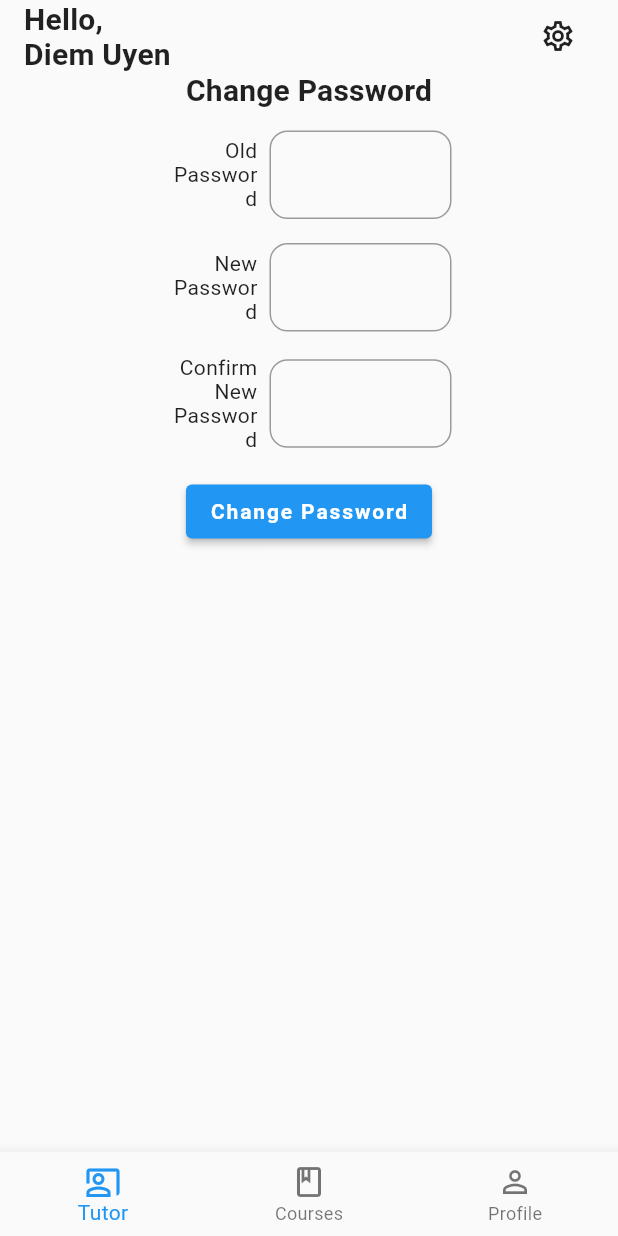
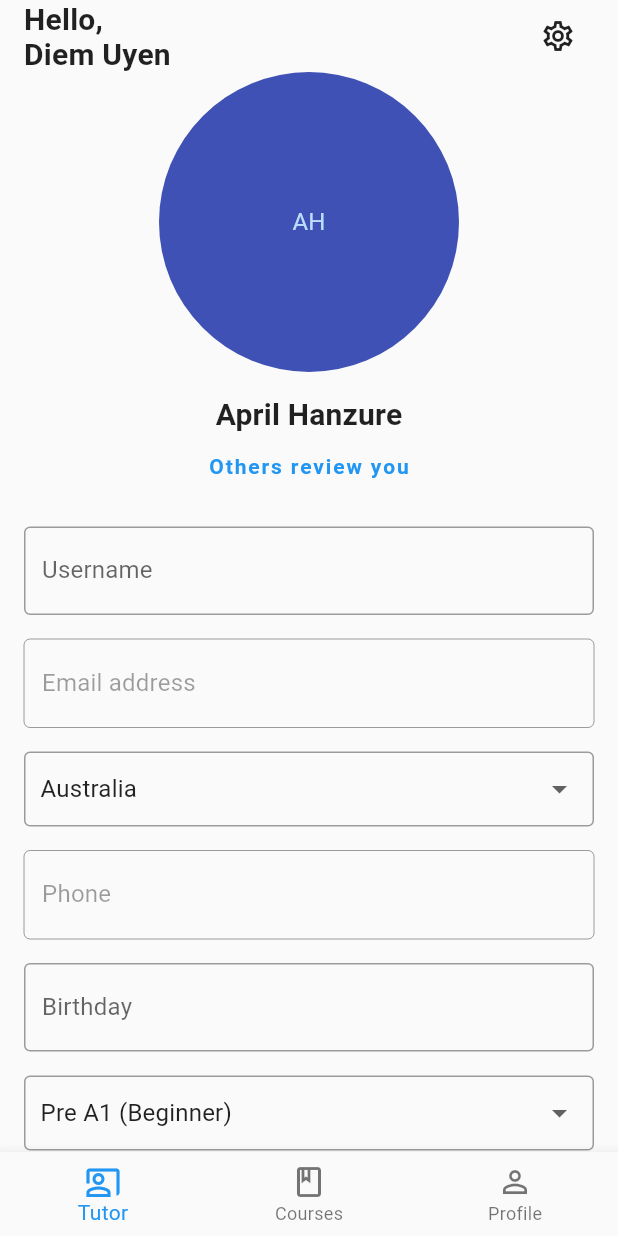
Before and after one commit to DiemUyen/CSC13118_LetTutor, a Flutter app: the screen it shows after launch, on a phone screen of 412 x 824 dp. Run offline on Flutter 3.47's test engine with Material 2 defaults, Android fonts, the phone set to English and light mode, and no system bars; our stand-ins replace flutter_rating_bar; missing offline and left inert: flutter_rounded_date_picker.

Commit message:
Draft My profile page

```diff
--- a/let_tutor/lib/main.dart
+++ b/let_tutor/lib/main.dart
@@ -3,8 +3,10 @@ import 'package:let_tutor/routes/course/my_courses_page.dart';
 import 'package:let_tutor/routes/profile/change_password_page.dart';
 import 'package:let_tutor/routes/profile/history_detail.dart';
 import 'package:let_tutor/routes/profile/history_page.dart';
+import 'package:let_tutor/routes/profile/my_profile_page.dart';
 import 'package:let_tutor/routes/profile/profile_home_page.dart';
 import 'package:let_tutor/routes/profile/schedule_page.dart';
+import 'package:let_tutor/routes/tutor/tutor_home_page.dart';
 import 'package:let_tutor/theme/custom_theme.dart';
 import 'package:let_tutor/widgets/bottom_nav_bar.dart';
 import 'package:let_tutor/widgets/transparent_app_bar.dart';
@@ -32,7 +34,7 @@ class MyApp extends StatelessWidget {
                   TransparentAppBar(),
                   Padding(
                     padding: EdgeInsets.symmetric(horizontal: 16.0),
-                    child: ChangePasswordPage(),
+                    child: MyProfilePage(),
                   )
                 ],
               ),
--- /dev/null
+++ b/let_tutor/lib/routes/profile/my_profile_page.dart
@@ -0,0 +1,180 @@
+import 'package:flutter/material.dart';
+import 'package:flutter_rounded_date_picker/flutter_rounded_date_picker.dart';
+import 'package:intl/intl.dart';
+
+class MyProfilePage extends StatefulWidget {
+  const MyProfilePage({Key? key}) : super(key: key);
+
+  @override
+  State<MyProfilePage> createState() => _MyProfilePageState();
+}
+
+class _MyProfilePageState extends State<MyProfilePage> {
+
+  var selectedCountry = '';
+  List<String> countries = ['Australia', 'Canada', 'China', 'Colombia', 'France', 'Indonesia', 'Japan', 'Malaysia', 'Philippines', 'UK', 'USA', 'Vietnam', 'Others'];
+  var datePicker = '';
+  List<String> levels = ['Pre A1 (Beginner)', 'A1 (Higher Beginner)', 'A2 (Pre-Intermediate)', 'B1 (Intermediate)', 'B2 (Upper-Intermediate)', 'C1 (Advanced)', 'C2 (Proficiency)'];
+  List<String> categories = ['For Studying Abroad', 'English For Traveling', 'Conversational English', 'English For Beginners', 'Business English', 'English For Kids',
+    'STARTERS', 'PET', 'KET', 'MOVERS', 'FLYERS', 'TOEFL', 'TOEIC', 'IELTS'];
+  var selectedLevel = '';
+
+  @override
+  Widget build(BuildContext context) {
+    return Column(
+      children: [
+        // Avatar
+        CircleAvatar(
+          backgroundColor: Colors.indigo,
+          child: Text('AH'),
+          radius: 100,
+        ),
+        SizedBox(height: 16,),
+
+        // Username title
+        Text('April Hanzure', style: Theme.of(context).textTheme.headline6,),
+        TextButton(
+          child: Text('Others review you'),
+          onPressed: () {  },
+        ),
+        SizedBox(height: 16,),
+
+        // Username
+        TextFormField(
+          decoration: InputDecoration(
+            border: OutlineInputBorder(),
+            label: Text('Username')
+          ),
+        ),
+        SizedBox(height: 16,),
+
+        // Email address
+        TextFormField(
+          decoration: InputDecoration(
+            border: OutlineInputBorder(),
+            label: Text('Email address'),
+          ),
+          enabled: false,
+        ),
+        SizedBox(height: 16,),
+
+        // Country
+        Container(
+          decoration: BoxDecoration(
+            border: Border.all(width: 1, color: Colors.black38),
+            borderRadius: BorderRadius.circular(4)
+          ),
+          padding: EdgeInsets.symmetric(horizontal: 10),
+          child: DropdownButton<String>(
+            isExpanded: true,
+            underline: Container(
+              height: 0,
+            ),
+            value: countries.first,
+            items: countries.map<DropdownMenuItem<String>>((String value) {
+              return DropdownMenuItem<String>(value: value, child: Text(value));
+            }).toList(),
+            onChanged: (String? value) { },
+          ),
+        ),
+        SizedBox(height: 16,),
+
+        // Phone number
+        TextFormField(
+          decoration: InputDecoration(
+            border: OutlineInputBorder(),
+            label: Text('Phone')
+          ),
+          enabled: false,
+        ),
+        SizedBox(height: 16,),
+
+        // Birthday
+        Container(
+          child: TextFormField(
+            decoration: InputDecoration(
+                border: const OutlineInputBorder(),
+                label: Text('Birthday')
+            ),
+            readOnly: true,
+            onTap: () async {
+              DateTime? picked = await showRoundedDatePicker(
+                  context: context,
+                  initialDate: DateTime(1990, 1, 1),
+                  firstDate: DateTime(1900),
+                  lastDate: DateTime.now(),
+                  borderRadius: 24
+              );
+              if (picked != null) {
+                setState(() {
+                  datePicker = DateFormat('dd/MM/yyyy').format(picked);
+                });
+              }
+            },
+          ),
+        ),
+        SizedBox(height: 16,),
+
+        // My level
+        Container(
+          decoration: BoxDecoration(
+              border: Border.all(width: 1, color: Colors.black38),
+              borderRadius: BorderRadius.circular(4),
+          ),
+          padding: EdgeInsets.symmetric(horizontal: 10),
+          child: DropdownButton<String>(
+            isExpanded: true,
+            underline: Container(
+              height: 0,
+            ),
+            value: levels.first,
+            items: levels.map<DropdownMenuItem<String>>((String value) {
+              return DropdownMenuItem<String>(value: value, child: Text(value));
+            }).toList(),
+            onChanged: (String? value) { },
+          ),
+        ),
+        SizedBox(height: 16,),
+
+        // Want to learn
+        Container(
+          decoration: BoxDecoration(
+              border: Border.all(width: 1, color: Colors.black38),
+              borderRadius: BorderRadius.circular(4)
+          ),
+          padding: EdgeInsets.symmetric(horizontal: 10),
+          child: DropdownButton<String>(
+            isExpanded: true,
+            underline: Container(
+              height: 0,
+            ),
+            value: categories.first,
+            items: categories.map<DropdownMenuItem<String>>((String value) {
+              return DropdownMenuItem<String>(value: value, child: Text(value));
+            }).toList(),
+            onChanged: (String? value) { },
+          ),
+        ),
+        SizedBox(height: 16,),
+
+        // Study Schedule
+        TextFormField(
+          decoration: InputDecoration(
+            border: OutlineInputBorder(),
+            label: Text('Study Schedule')
+          ),
+          maxLines: null,
+          keyboardType: TextInputType.multiline,
+        ),
+        SizedBox(height: 16,),
+
+        // Button 'Save Changes'
+        ElevatedButton(
+          child: Text('Save Changes'),
+          onPressed: () { },
+        ),
+        SizedBox(height: 16,),
+      ],
+    );
+  }
+}
--- a/let_tutor/lib/routes/profile/profile_home_page.dart
+++ b/let_tutor/lib/routes/profile/profile_home_page.dart
@@ -9,8 +9,8 @@ class ProfileHomePage extends StatefulWidget {
 
 class _ProfileHomePageState extends State<ProfileHomePage> {
 
-  List<IconData> icons = <IconData>[ Icons.person_outline, Icons.wallet_outlined, Icons.calendar_today_outlined, Icons.history_outlined, Icons.my_library_books_outlined, Icons.key_outlined, Icons.settings_outlined, Icons.co_present, Icons.logout];
-  List<String> titles = <String>[ 'My profile', 'My wallet', 'My schedule', 'My history', 'My courses', 'Change password', 'Settings', 'Become a tutor', 'Log out'];
+  List<IconData> icons = <IconData>[ Icons.person_outline, Icons.wallet_outlined, Icons.calendar_today_outlined, Icons.history_outlined, Icons.my_library_books_outlined, Icons.key_outlined, Icons.co_present, Icons.logout];
+  List<String> titles = <String>[ 'My profile', 'My wallet', 'My schedule', 'My history', 'My courses', 'Change password', 'Become a tutor', 'Log out'];
 
   Widget item(BuildContext context, IconData icon, String title) {
     return Row(
```
